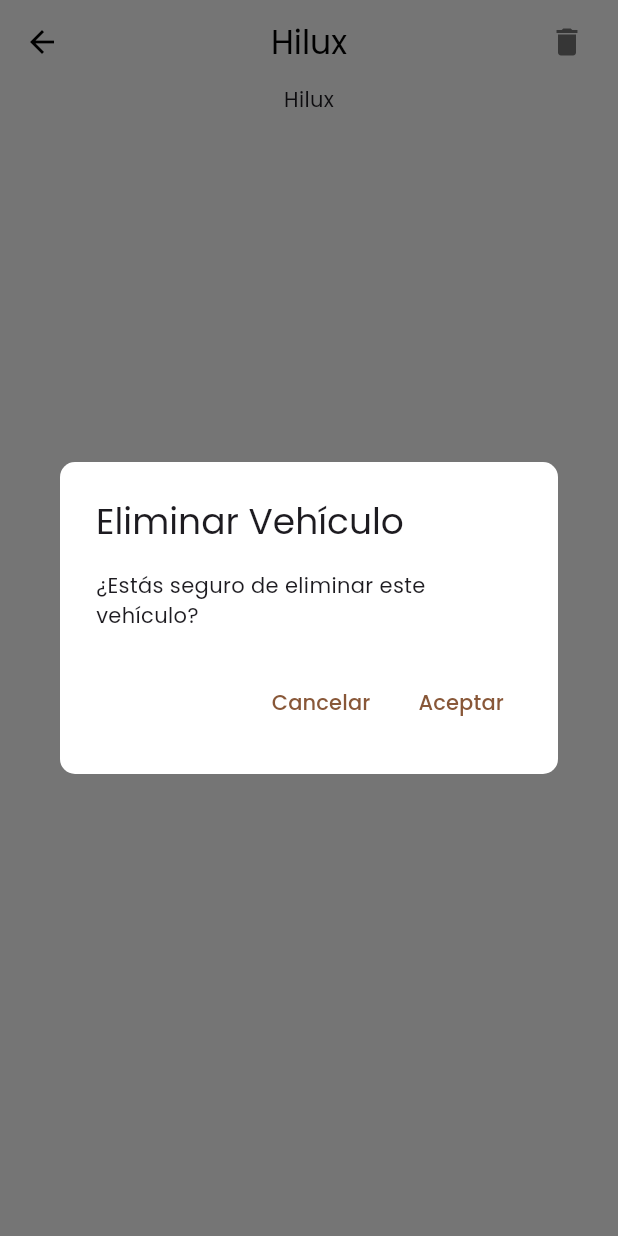
After one commit to AdelSuarez/voiture-app, a Flutter app: the AboutVehicleScreen screen opened by its route, after a tap on the "delete" icon, on a phone screen of 412 x 824 dp. The commit adds this screen. Run offline on Flutter 3.47's test engine with Material 3 defaults, Android fonts, the phone set to English and light mode, and no system bars; our stand-ins replace google_fonts.

Commit message:
interface improvements, change in variable, path, and file names

```diff
--- a/lib/main.dart
+++ b/lib/main.dart
@@ -33,9 +33,9 @@
       initialRoute: 'home',
       routes: {
         'home': (context) => const MainScreen(),
-        'new_car': (context) => const NewVehicle(),
-        'about_car': (context) => const AboutCarScreen(),
-        'about_group_car': (context) => const AboutGroupCarScreen(),
+        'new_vehicle': (context) => const NewVehicle(),
+        'about_vehicle': (context) => const AboutVehicleScreen(),
+        'about_group_vehicle': (context) => const AboutGroupCarScreen(),
       },
       theme: AppTheme.lightTheme,
     );
--- a/lib/providers/navigation_bar_provider.dart
+++ b/lib/providers/navigation_bar_provider.dart
@@ -2,8 +2,10 @@
 
 class NavigationBarProvider extends ChangeNotifier {
   int _currentIndex = 0;
+  final List<String> _typoButton = ['Nuevo vehículo', 'Nuevo Grupo'];
 
   int get currentIndex => _currentIndex;
+  List<String> get typoButton => _typoButton;
 
   void setIndex(int index) {
     _currentIndex = index;
--- /dev/null
+++ b/lib/screens/about_vehicle_screen.dart
@@ -0,0 +1,42 @@
+import 'package:flutter/material.dart';
+import 'package:manager_car/widgets/widgets.dart';
+
+class AboutVehicleScreen extends StatelessWidget {
+  const AboutVehicleScreen({super.key});
+
+  @override
+  Widget build(BuildContext context) {
+    return Scaffold(
+      appBar: AppBar(
+        title: const Text('Hilux'),
+        actions: [
+          IconButton(
+            padding: const EdgeInsets.only(right: 20),
+            icon: Icon(
+              Icons.delete,
+              color: Colors.grey[600],
+            ),
+            onPressed: () {
+              showDialog(
+                context: context,
+                builder: (context) => const DisplayDialog(
+                  title: 'Eliminar Vehículo',
+                  content: '¿Estás seguro de eliminar este vehículo?',
+                ),
+              );
+            },
+          ),
+        ],
+      ),
+      body: const SingleChildScrollView(
+        child: Column(
+          children: [
+            Center(
+              child: Text('Hilux'),
+            ),
+          ],
+        ),
+      ),
+    );
+  }
+}
--- a/lib/screens/screens.dart
+++ b/lib/screens/screens.dart
@@ -1,4 +1,4 @@
 export 'package:manager_car/screens/about_group_screen_car.dart';
-export 'package:manager_car/screens/about_car_screen.dart';
+export 'package:manager_car/screens/about_vehicle_screen.dart';
 export 'package:manager_car/screens/main_screen.dart';
 export 'package:manager_car/screens/new_vehicle_screen.dart';
--- a/lib/theme/app_theme.dart
+++ b/lib/theme/app_theme.dart
@@ -61,5 +61,14 @@
         ),
       ),
     ),
+
+    /// Define the listTile theme.
+    listTileTheme: const ListTileThemeData(
+      subtitleTextStyle: TextStyle(color: Colors.grey),
+    ),
+
+    dialogTheme: const DialogTheme(
+      backgroundColor: Colors.white,
+    ),
   );
 }
--- a/lib/views/group_view.dart
+++ b/lib/views/group_view.dart
@@ -10,9 +10,9 @@
         children: [
           GestureDetector(
             onTap: () {
-              Navigator.pushNamed(context, 'about_group_car');
+              Navigator.pushNamed(context, 'about_group_vehicle');
             },
-            child: ListTile(
+            child: const ListTile(
               title: Text('Group 1'),
               subtitle: Text('Description 1'),
               leading: Icon(Icons.group),
--- /dev/null
+++ b/lib/widgets/display_dialog.dart
@@ -0,0 +1,45 @@
+import 'package:flutter/material.dart';
+
+class DisplayDialog extends StatelessWidget {
+  final String title;
+  final String content;
+
+  const DisplayDialog({
+    super.key,
+    required this.title,
+    required this.content,
+  });
+
+  @override
+  Widget build(BuildContext context) {
+    return AlertDialog(
+      elevation: 5,
+      title: Text(title),
+      shape: RoundedRectangleBorder(
+        borderRadius: BorderRadius.circular(10),
+      ),
+      content: Column(
+        mainAxisSize: MainAxisSize.min,
+        children: [
+          Text(content),
+        ],
+      ),
+      actions: [
+        TextButton(
+          onPressed: () => Navigator.pop(context),
+          child: Text(
+            'Cancelar',
+            style: TextStyle(color: Theme.of(context).primaryColor),
+          ),
+        ),
+        TextButton(
+          onPressed: () => Navigator.pop(context),
+          child: Text(
+            'Aceptar',
+            style: TextStyle(color: Theme.of(context).primaryColor),
+          ),
+        ),
+      ],
+    );
+  }
+}
--- a/lib/widgets/widgets.dart
+++ b/lib/widgets/widgets.dart
@@ -1 +1,2 @@
-export 'package:manager_car/widgets/item_card.dart';
+export 'package:manager_car/widgets/display_dialog.dart';
+export 'package:manager_car/widgets/item_vehicle.dart';
```
Also changed, not shown: lib/screens/about_car_screen.dart (deleted, +0 -31 lines), lib/screens/main_screen.dart (+5 -3 lines), lib/screens/new_vehicle_screen.dart (+9 -2 lines), lib/views/home_view.dart (+36 -3 lines), lib/widgets/item_card.dart (deleted, +0 -27 lines), lib/widgets/item_vehicle.dart (added, +67 -0 lines).
